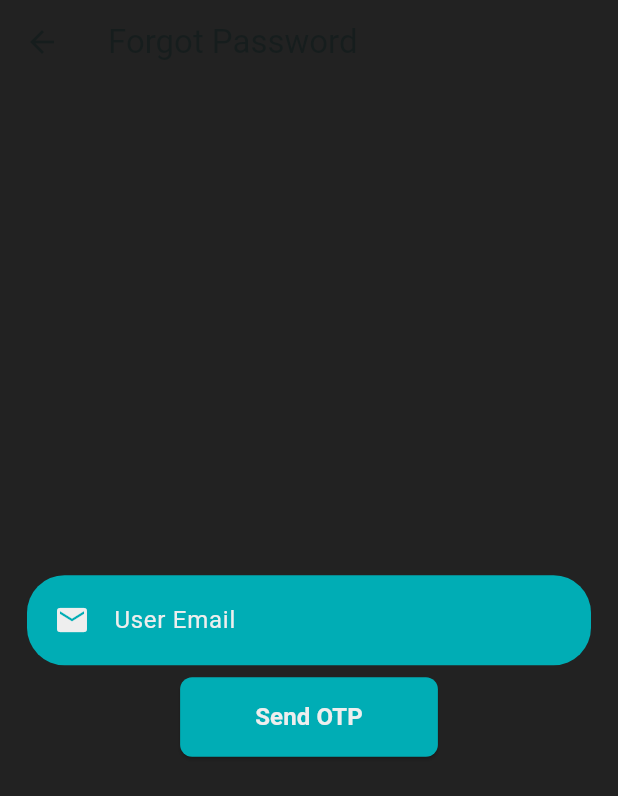
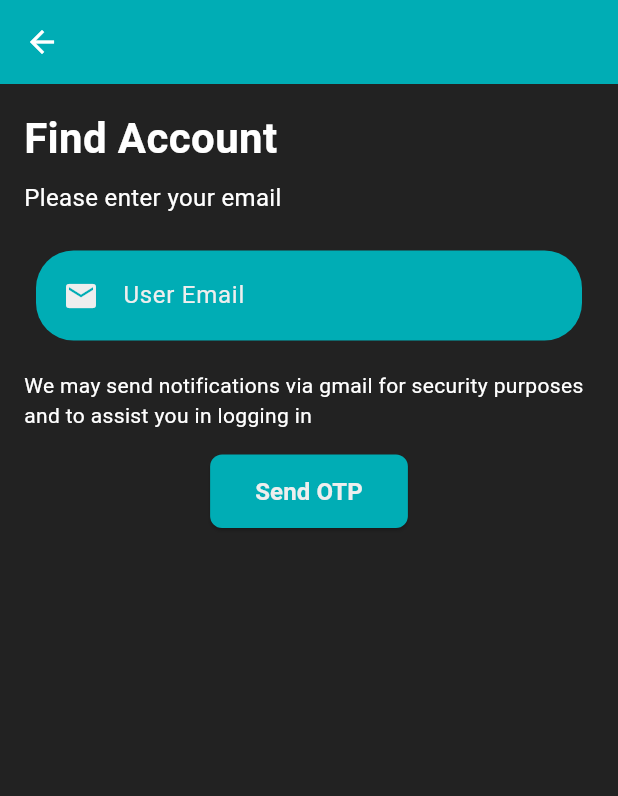
Before and after one commit to lam4est/Music-App-Flutter, a Flutter app: the ForgotPassword screen opened directly, on a phone screen of 412 x 824 dp. Shown: the top 796 px of the screen. Run offline on Flutter 3.47's test engine with Material 3 defaults, Android fonts, the phone set to English and light mode, and no system bars; our stand-ins replace audioplayers, image_picker, palette_generator, shared_preferences; missing offline and left inert: email_otp, mysql1; accounts and stored records are empty.

Commit message:
update forgot password page UI/UX with database

```diff
--- a/music_app_flutter/lib/authentication/forgot_password.dart
+++ b/music_app_flutter/lib/authentication/forgot_password.dart
@@ -1,5 +1,6 @@
 import 'package:flutter/material.dart';
 import 'package:email_otp/email_otp.dart';
+import 'package:music_app_flutter/logic/mysql.dart';
 
 class ForgotPassword extends StatefulWidget {
   const ForgotPassword({Key? key}) : super(key: key);
@@ -13,28 +14,49 @@ class _ForgotPasswordState extends State<ForgotPassword> {
   TextEditingController otp = TextEditingController();
   EmailOTP myauth = EmailOTP();
   bool otpSent = false;
+  bool showEnterEmailText = true;
 
   @override
   Widget build(BuildContext context) {
     return Scaffold(
       appBar: AppBar(
-        backgroundColor: const Color.fromRGBO(34, 34, 34, 1.0),
+        backgroundColor:
+            const Color.fromRGBO(0, 173, 181, 1.0), // Màu của AppBar
         leading: IconButton(
-          icon: const Icon(Icons.arrow_back),
+          icon:
+              const Icon(Icons.arrow_back, color: Colors.white), // Màu của icon
           onPressed: () {
             Navigator.pop(context);
           },
         ),
-        title: const Text('Forgot Password'),
       ),
-      backgroundColor: const Color.fromRGBO(34, 34, 34, 1.0),
-      body: Center(
-        child: SingleChildScrollView(
+      backgroundColor:
+          const Color.fromRGBO(34, 34, 34, 1.0), // Màu nền của trang
+      body: SingleChildScrollView(
         child: Padding(
-            padding: const EdgeInsets.all(10.0),
+          padding: const EdgeInsets.all(16.0),
           child: Column(
             mainAxisAlignment: MainAxisAlignment.center,
+            crossAxisAlignment: CrossAxisAlignment.start,
             children: [
+              const Text(
+                "Find Account",
+                style: TextStyle(
+                  fontSize: 28,
+                  color: Colors.white,
+                  fontWeight: FontWeight.bold,
+                ),
+              ),
+              const SizedBox(height: 8),
+              if (showEnterEmailText && !otpSent)
+                const Text(
+                  "Please enter your email",
+                  style: TextStyle(
+                    fontSize: 16,
+                    color: Colors.white,
+                  ),
+                ),
+              const SizedBox(height: 16),
               if (!otpSent)
                 Column(
                   children: [
@@ -62,15 +84,23 @@ class _ForgotPasswordState extends State<ForgotPassword> {
                         ),
                       ),
                     ),
+                    const SizedBox(height: 12),
+                    const Text(
+                      "We may send notifications via gmail for security purposes and to assist you in logging in",
+                      style: TextStyle(
+                        fontSize: 14,
+                        color: Colors.white,
+                      ),
+                    ),
+                    const SizedBox(height: 16),
                     ElevatedButton(
                       style: ElevatedButton.styleFrom(
-                          backgroundColor:
-                              const Color.fromRGBO(0, 173, 181, 1.0),
+                        backgroundColor: const Color.fromRGBO(0, 173, 181, 1.0),
                         shape: RoundedRectangleBorder(
                           borderRadius: BorderRadius.circular(8),
                         ),
                         padding: const EdgeInsets.symmetric(
-                              horizontal: 50, vertical: 15),
+                            horizontal: 30, vertical: 13),
                       ),
                       onPressed: () async {
                         myauth.setConfig(
@@ -88,6 +118,8 @@ class _ForgotPasswordState extends State<ForgotPassword> {
                           );
                           setState(() {
                             otpSent = true;
+                            showEnterEmailText =
+                                false; // Ẩn dòng chữ "Please enter your email"
                           });
                         } else {
                           ScaffoldMessenger.of(context).showSnackBar(
@@ -134,15 +166,17 @@ class _ForgotPasswordState extends State<ForgotPassword> {
                         ),
                       ),
                     ),
+                    SizedBox(
+                      height: 6,
+                    ),
                     ElevatedButton(
                       style: ElevatedButton.styleFrom(
-                          backgroundColor:
-                              const Color.fromRGBO(0, 173, 181, 1.0),
+                        backgroundColor: const Color.fromRGBO(0, 173, 181, 1.0),
                         shape: RoundedRectangleBorder(
                           borderRadius: BorderRadius.circular(8),
                         ),
                         padding: const EdgeInsets.symmetric(
-                              horizontal: 50, vertical: 15),
+                            horizontal: 30, vertical: 14),
                       ),
                       onPressed: () async {
                         if (await myauth.verifyOTP(otp: otp.text) == true) {
@@ -154,7 +188,8 @@ class _ForgotPasswordState extends State<ForgotPassword> {
                           Navigator.push(
                             context,
                             MaterialPageRoute(
-                                  builder: (context) => const ResetPassword()),
+                                builder: (context) =>
+                                    ResetPassword(email: email.text)),
                           );
                         } else {
                           ScaffoldMessenger.of(context).showSnackBar(
@@ -179,13 +214,14 @@ class _ForgotPasswordState extends State<ForgotPassword> {
           ),
         ),
       ),
-      ),
     );
   }
 }
 
 class ResetPassword extends StatefulWidget {
-  const ResetPassword({Key? key}) : super(key: key);
+  final String email;
+
+  const ResetPassword({Key? key, required this.email}) : super(key: key);
 
   @override
   State<ResetPassword> createState() => _ResetPasswordState();
@@ -199,23 +235,50 @@ class _ResetPasswordState extends State<ResetPassword> {
   Widget build(BuildContext context) {
     return Scaffold(
       appBar: AppBar(
-        backgroundColor: const Color.fromRGBO(34, 34, 34, 1.0),
+        backgroundColor:
+            const Color.fromRGBO(0, 173, 181, 1.0), // Màu của AppBar
         leading: IconButton(
-          icon: const Icon(Icons.arrow_back),
+          icon:
+              const Icon(Icons.arrow_back, color: Colors.white), // Màu của icon
           onPressed: () {
             Navigator.pop(context);
           },
         ),
-        title: const Text('Reset Password'),
       ),
-      backgroundColor: const Color.fromRGBO(34, 34, 34, 1.0),
-      body: Center(
-        child: SingleChildScrollView(
+      backgroundColor:
+          const Color.fromRGBO(34, 34, 34, 1.0), // Màu nền của trang
+      body: SingleChildScrollView(
         child: Padding(
-            padding: const EdgeInsets.all(10.0),
+          padding: const EdgeInsets.all(16),
           child: Column(
-              mainAxisAlignment: MainAxisAlignment.center,
+            crossAxisAlignment:
+                CrossAxisAlignment.start, // Căn lề theo chiều ngang
             children: [
+              Padding(
+                padding: const EdgeInsets.all(8.0),
+                child: Text(
+                  "Create New Password",
+                  textAlign: TextAlign.left,
+                  style: TextStyle(
+                    color: Colors.white,
+                    fontSize: 28,
+                    fontWeight: FontWeight.bold,
+                  ),
+                ),
+              ),
+              SizedBox(height: 8),
+              Padding(
+                padding: const EdgeInsets.all(5.0),
+                child: Text(
+                  "Your new password must be different from previously used passwords",
+                  textAlign: TextAlign.left,
+                  style: TextStyle(
+                    color: Colors.white,
+                    fontSize: 15,
+                  ),
+                ),
+              ),
+              SizedBox(height: 16),
               Container(
                 margin: const EdgeInsets.all(8),
                 padding:
@@ -264,18 +327,25 @@ class _ResetPasswordState extends State<ResetPassword> {
                   ),
                 ),
               ),
-                ElevatedButton(
+              SizedBox(
+                height: 8,
+              ),
+              Center(
+                child: ElevatedButton(
                   style: ElevatedButton.styleFrom(
                     backgroundColor: const Color.fromRGBO(0, 173, 181, 1.0),
                     shape: RoundedRectangleBorder(
                       borderRadius: BorderRadius.circular(8),
                     ),
                     padding: const EdgeInsets.symmetric(
-                        horizontal: 50, vertical: 15),
+                        horizontal: 30, vertical: 14),
                   ),
-                  onPressed: () {
+                  onPressed: () async {
                     if (newPassword.text == confirmPassword.text) {
-// Handle the password reset logic here
+                      var db = Mysql();
+                      bool result = await db.resetPassword(
+                          widget.email, newPassword.text);
+                      if (result) {
                         ScaffoldMessenger.of(context).showSnackBar(
                           const SnackBar(
                             content: Text("Password has been reset"),
@@ -283,6 +353,13 @@ class _ResetPasswordState extends State<ResetPassword> {
                         );
                         // Navigate back or to login screen
                         Navigator.pop(context);
+                      } else {
+                        ScaffoldMessenger.of(context).showSnackBar(
+                          const SnackBar(
+                            content: Text("Password reset failed"),
+                          ),
+                        );
+                      }
                     } else {
                       ScaffoldMessenger.of(context).showSnackBar(
                         const SnackBar(
@@ -300,8 +377,8 @@ class _ResetPasswordState extends State<ResetPassword> {
                     ),
                   ),
                 ),
+              ),
             ],
-            ),
           ),
         ),
       ),
--- a/music_app_flutter/lib/logic/mysql.dart
+++ b/music_app_flutter/lib/logic/mysql.dart
@@ -113,6 +113,23 @@ class Mysql {
     }
   }
 
+  // RESET PASSWORD
+    Future<bool> resetPassword(String email, String newPassword) async {
+    var conn = await getConnection();
+    try {
+      var result = await conn.query(
+        'UPDATE users SET password = ? WHERE email = ?',
+        [newPassword, email],
+      );
+      return result.affectedRows! > 0;
+    } catch (e) {
+      print('Failed to reset password: $e');
+      return false;
+    } finally {
+      await conn.close();
+    }
+  }
+
   closeConnection() {}
 }
 
--- a/music_app_flutter/lib/main.dart
+++ b/music_app_flutter/lib/main.dart
@@ -1,7 +1,6 @@
 import 'package:flutter/material.dart';
 import 'package:flutter/services.dart';
 import 'package:music_app_flutter/authentication/login.dart';
-import 'package:music_app_flutter/logic/mysql.dart';
 import 'package:music_app_flutter/navigations/tabbar.dart';
 import 'package:music_app_flutter/widgets/SongProvider.dart';
 import 'package:music_app_flutter/widgets/music_player.dart';
@@ -74,7 +73,7 @@ class MyAppLogin extends StatelessWidget {
 
   @override
   Widget build(BuildContext context) {
-    var db = new Mysql();
+    // var db = new Mysql();
 
     return MaterialApp(
       debugShowCheckedModeBanner: false,
--- a/music_app_flutter/lib/views/library.dart
+++ b/music_app_flutter/lib/views/library.dart
@@ -1,6 +1,5 @@
 import 'dart:convert';
 import 'package:flutter/material.dart';
-import 'package:flutter/widgets.dart';
 import 'package:shared_preferences/shared_preferences.dart';
 
 class LibraryView extends StatefulWidget {
--- a/music_app_flutter/lib/views/profile.dart
+++ b/music_app_flutter/lib/views/profile.dart
@@ -49,7 +49,7 @@ class _ProfileViewState extends State<ProfileView> {
 
   @override
   Widget build(BuildContext context) {
-    var size = MediaQuery.of(context).size;
+    // var size = MediaQuery.of(context).size;
     return Scaffold(
       body: SingleChildScrollView(
         controller: _scrollController,
--- a/music_app_flutter/lib/widgets/album_cards.dart
+++ b/music_app_flutter/lib/widgets/album_cards.dart
@@ -1,5 +1,4 @@
 import 'package:flutter/material.dart';
-import 'package:music_app_flutter/views/album_view.dart';
 
 class AlbumCard extends StatelessWidget {
   final ImageProvider image;
```
Also changed, not shown: music_app_flutter/pubspec.yaml (+3 -4 lines), music_app_flutter/pubspec.lock. Lines whose indentation alone changed are shown as unchanged.
